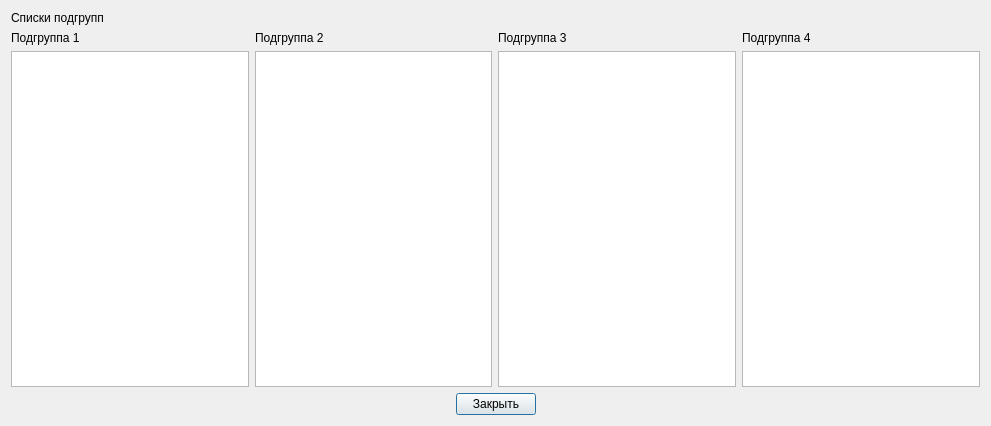
The window that subgroupsdlg.ui (Horsmir/teachreg) describes before a commit, drawn with Qt 5.
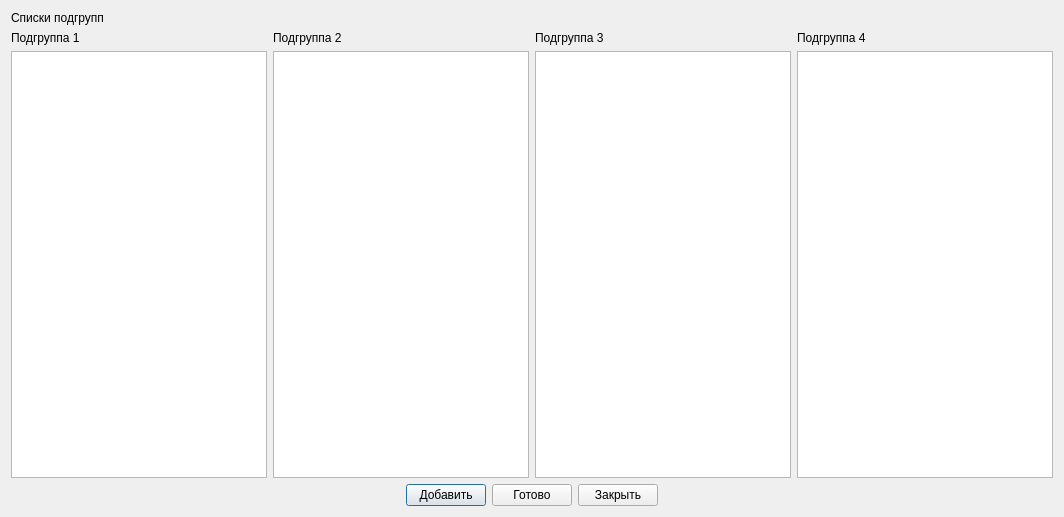
The same window after the commit. Icons and pictures are not drawn.

```diff
--- a/subgroupsdlg.ui
+++ b/subgroupsdlg.ui
@@ -6,10 +6,16 @@
    <rect>
     <x>0</x>
     <y>0</y>
-    <width>991</width>
-    <height>426</height>
+    <width>1054</width>
+    <height>517</height>
    </rect>
   </property>
+  <property name="sizePolicy">
+   <sizepolicy hsizetype="Preferred" vsizetype="Preferred">
+    <horstretch>0</horstretch>
+    <verstretch>0</verstretch>
+   </sizepolicy>
+  </property>
   <property name="windowTitle">
    <string>Подгруппы</string>
   </property>
@@ -34,6 +40,12 @@
        </item>
        <item>
         <widget class="QListWidget" name="subgroupsWidget1">
+         <property name="sizePolicy">
+          <sizepolicy hsizetype="Fixed" vsizetype="Expanding">
+           <horstretch>0</horstretch>
+           <verstretch>0</verstretch>
+          </sizepolicy>
+         </property>
          <property name="dragEnabled">
           <bool>false</bool>
          </property>
@@ -64,6 +76,12 @@
        </item>
        <item>
         <widget class="QListWidget" name="subgroupsWidget2">
+         <property name="sizePolicy">
+          <sizepolicy hsizetype="Fixed" vsizetype="Expanding">
+           <horstretch>0</horstretch>
+           <verstretch>0</verstretch>
+          </sizepolicy>
+         </property>
          <property name="dragEnabled">
           <bool>false</bool>
          </property>
@@ -94,6 +112,12 @@
        </item>
        <item>
         <widget class="QListWidget" name="subgroupsWidget3">
+         <property name="sizePolicy">
+          <sizepolicy hsizetype="Fixed" vsizetype="Expanding">
+           <horstretch>0</horstretch>
+           <verstretch>0</verstretch>
+          </sizepolicy>
+         </property>
          <property name="dragDropMode">
           <enum>QAbstractItemView::DragDrop</enum>
          </property>
@@ -118,6 +142,12 @@
        </item>
        <item>
         <widget class="QListWidget" name="subgroupsWidget4">
+         <property name="sizePolicy">
+          <sizepolicy hsizetype="Fixed" vsizetype="Expanding">
+           <horstretch>0</horstretch>
+           <verstretch>0</verstretch>
+          </sizepolicy>
+         </property>
          <property name="dragDropMode">
           <enum>QAbstractItemView::DragDrop</enum>
          </property>
@@ -142,12 +172,38 @@
        </property>
        <property name="sizeHint" stdset="0">
         <size>
-         <width>40</width>
+         <width>31</width>
          <height>20</height>
         </size>
        </property>
       </spacer>
      </item>
+     <item>
+      <widget class="QPushButton" name="addSubgroupButton">
+       <property name="toolTip">
+        <string>&lt;html&gt;&lt;head/&gt;&lt;body&gt;&lt;p&gt;Добавить подгруппу&lt;/p&gt;&lt;/body&gt;&lt;/html&gt;</string>
+       </property>
+       <property name="text">
+        <string>Добавить</string>
+       </property>
+       <property name="icon">
+        <iconset theme="list-add"/>
+       </property>
+      </widget>
+     </item>
+     <item>
+      <widget class="QPushButton" name="okButton">
+       <property name="toolTip">
+        <string>&lt;html&gt;&lt;head/&gt;&lt;body&gt;&lt;p&gt;Сохранить изменения и закрыть&lt;/p&gt;&lt;/body&gt;&lt;/html&gt;</string>
+       </property>
+       <property name="text">
+        <string>Готово</string>
+       </property>
+       <property name="icon">
+        <iconset theme="dialog-ok-apply"/>
+       </property>
+      </widget>
+     </item>
      <item>
       <widget class="QPushButton" name="closeButton">
        <property name="toolTip">
```
Left out of the diff: 6 changed lines with no effect on the pictures.
